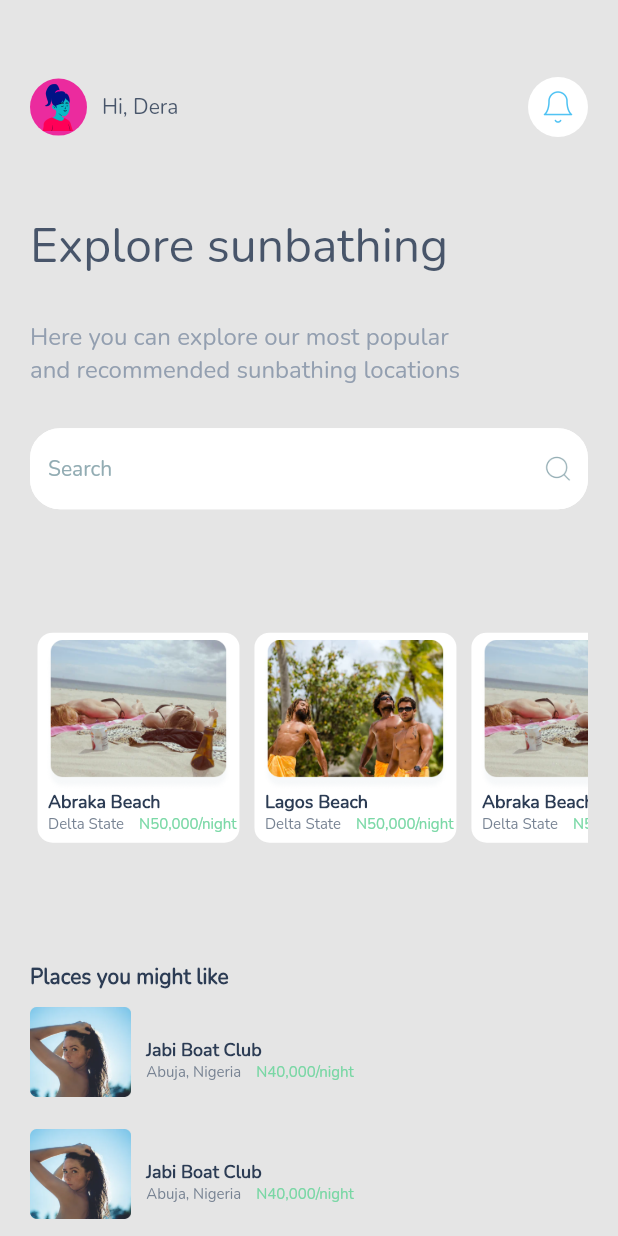
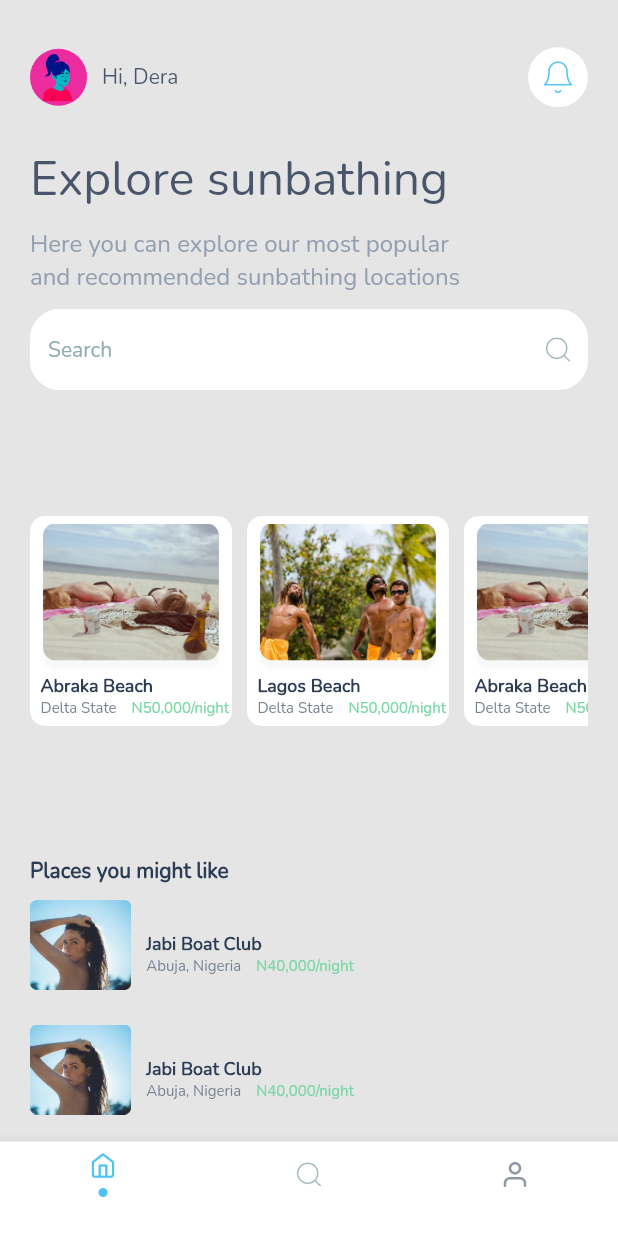
Before and after one commit to debbsefe/Travel-Experience-app, a Flutter app: the screen it shows after launch, after a tap on "Continue", on a phone screen of 412 x 824 dp. Run offline on Flutter 3.47's test engine with Material 2 defaults, Android fonts, the phone set to English and light mode, and no system bars.

Commit message:
feat:Implement search

```diff
--- a/lib/screens/home.dart
+++ b/lib/screens/home.dart
@@ -11,12 +11,13 @@ class Home extends StatelessWidget {
     return SafeArea(
       child: Scaffold(
         body: Container(
-          margin: const EdgeInsets.symmetric(horizontal: 20),
+          margin: const EdgeInsets.symmetric(horizontal: 20, vertical: 5),
           child: Column(
             crossAxisAlignment: CrossAxisAlignment.start,
             children: [
+              Height(10),
               Expanded(
-                flex: 2,
+                flex: 1,
                 child: Row(
                   mainAxisAlignment: MainAxisAlignment.spaceBetween,
                   children: [
@@ -48,19 +49,18 @@ class Home extends StatelessWidget {
                   ],
                 ),
               ),
-              Expanded(
-                child: Text('Explore sunbathing',
+              Height(10),
+              Text('Explore sunbathing',
                   style: CustomTheme.title.copyWith(fontSize: 32)),
-              ),
-              Expanded(
-                child: Container(
+              Height(10),
+              Container(
                 width: MediaQuery.of(context).size.width * 0.7,
                 child: Text(
                     'Here you can explore our most popular and recommended sunbathing locations',
                     textAlign: TextAlign.start,
                     style: CustomTheme.bodyText),
               ),
-              ),
+              Height(10),
               Expanded(
                 child: TextFormField(
                   keyboardType: TextInputType.emailAddress,
--- a/lib/screens/locations.dart
+++ b/lib/screens/locations.dart
@@ -1,6 +1,8 @@
 import 'package:flutter/material.dart';
 import 'package:travel_experience/theme.dart';
 import 'package:travel_experience/widgets/sizedbox.dart';
+
+import 'location_detail.dart';
 
 class TopLocations extends StatefulWidget {
   @override
@@ -55,8 +57,16 @@ class SlideItem extends StatelessWidget {
     return Container(
       child: Column(
         children: <Widget>[
-          Container(
-            margin: const EdgeInsets.all(5),
+          GestureDetector(
+            onTap: () {
+              Navigator.push(
+                  context,
+                  MaterialPageRoute(
+                      builder: (context) =>
+                          LocationDetail(image: slideList[index].image)));
+            },
+            child: Container(
+              margin: const EdgeInsets.fromLTRB(0, 5, 10, 5),
               padding: const EdgeInsets.symmetric(horizontal: 2, vertical: 5),
               decoration: BoxDecoration(
                 color: Colors.white,
@@ -95,6 +105,7 @@ class SlideItem extends StatelessWidget {
                 ],
               ),
             ),
+          ),
         ],
       ),
     );
--- a/lib/screens/profile_page.dart
+++ b/lib/screens/profile_page.dart
@@ -1,4 +1,5 @@
 import 'package:flutter/material.dart';
+import 'package:travel_experience/screens/tab.dart';
 import 'package:travel_experience/theme.dart';
 import 'package:travel_experience/widgets/sizedbox.dart';
 
@@ -143,7 +144,7 @@ class _ProfilePageState extends State<ProfilePage>
                             Navigator.push(
                                 context,
                                 MaterialPageRoute(
-                                    builder: (context) => Home()));
+                                    builder: (context) => HomeTab()));
                           },
                           shape: RoundedRectangleBorder(
                             borderRadius: BorderRadius.circular(75),
@@ -155,7 +156,12 @@ class _ProfilePageState extends State<ProfilePage>
                       ),
                       Height(20),
                       FlatButton(
-                        onPressed: () {},
+                        onPressed: () {
+                          Navigator.push(
+                              context,
+                              MaterialPageRoute(
+                                  builder: (context) => HomeTab()));
+                        },
                         child:
                             Text('Skip for now', style: CustomTheme.subtitle),
                       ),
--- a/lib/screens/tab.dart
+++ b/lib/screens/tab.dart
@@ -0,0 +1,81 @@
+import 'package:flutter/material.dart';
+import 'package:travel_experience/screens/search.dart';
+import '../theme.dart';
+import 'home.dart';
+
+class HomeTab extends StatefulWidget {
+  State<StatefulWidget> createState() {
+    return _HomeTabState();
+  }
+}
+
+class _HomeTabState extends State<HomeTab> {
+  int _currentIndex = 0;
+
+  void onTabTapped(int index) {
+    setState(() {
+      _currentIndex = index;
+    });
+  }
+
+  @override
+  Widget build(BuildContext context) {
+    final List<Widget> _children = [Home(), Search(), Search()];
+
+    return Scaffold(
+        body: _children[_currentIndex],
+        bottomNavigationBar: new Theme(
+          data: Theme.of(context).copyWith(
+            canvasColor: Colors.white,
+          ),
+          child: BottomNavigationBar(
+            unselectedItemColor: Colors.grey,
+            selectedItemColor: CustomTheme.lighterBlue,
+            onTap: onTabTapped,
+            type: BottomNavigationBarType.fixed,
+            currentIndex: _currentIndex,
+            items: [
+              bottomNavigationBar(
+                icon: 'assets/images/home.png',
+                activeIcon: 'assets/images/homeA.png',
+                semanticLabel: 'This is the home Page',
+                label: '',
+              ),
+              bottomNavigationBar(
+                icon: 'assets/images/search.png',
+                activeIcon: 'assets/images/searchA.png',
+                semanticLabel: 'This is the Search Page ',
+                label: '',
+              ),
+              bottomNavigationBar(
+                icon: 'assets/images/user.png',
+                activeIcon: 'assets/images/userA.png',
+                semanticLabel: 'This is the User account Page',
+                label: '',
+              ),
+            ],
+          ),
+        ));
+  }
+
+  BottomNavigationBarItem bottomNavigationBar({
+    @required String icon,
+    @required String semanticLabel,
+    @required String label,
+    String activeIcon,
+  }) {
+    return BottomNavigationBarItem(
+      icon: Image.asset(
+        icon,
+        height: 20,
+        semanticLabel: semanticLabel,
+      ),
+      activeIcon: Image.asset(
+        activeIcon,
+        height: 30,
+        semanticLabel: semanticLabel,
+      ),
+      label: label,
+    );
+  }
+}
--- a/lib/theme.dart
+++ b/lib/theme.dart
@@ -19,6 +19,7 @@ class CustomTheme {
   static const Color lightGreen = Color.fromRGBO(115, 214, 161, 0.95);
   static const Color borderGrey = Color(0xFFDADFE7);
   static const Color lightBlue = Color(0xFF4EC3F3);
+  static const Color lighterBlue = Color(0xFF4EC2F3);
 
   static const TextStyle title = TextStyle(color: grey, fontSize: 36);
   static const TextStyle titleLight = TextStyle(color: grey, fontSize: 14);
```
Also changed, not shown: lib/screens/location_detail.dart (added, +56 -0 lines), lib/screens/search.dart (added, +105 -0 lines), assets/images/cancel.png (added), assets/images/home.png, assets/images/homeA.png (added), assets/images/search1.png (added), assets/images/search2.png (added), assets/images/searchA.png (added), assets/images/userA.png (added). Lines whose indentation alone changed are shown as unchanged.
